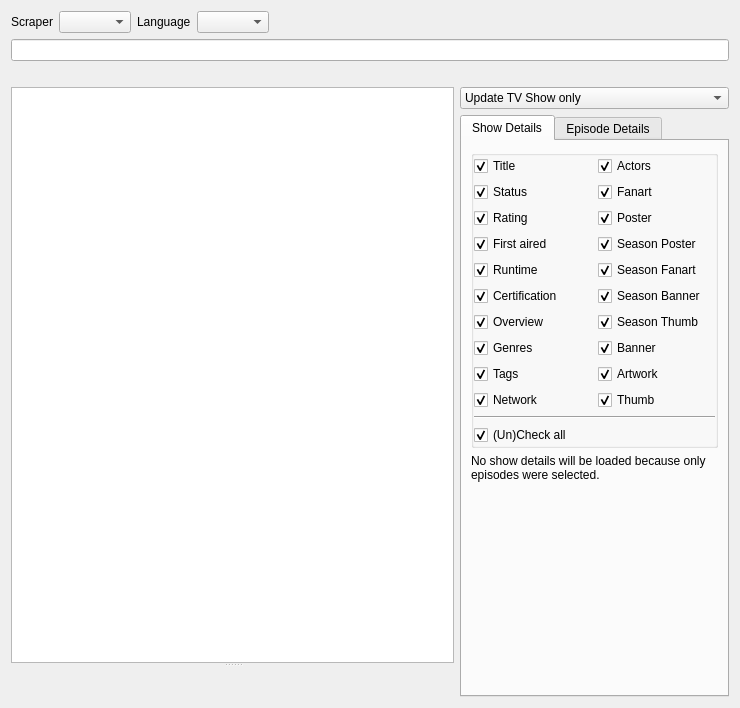
Old version of the form src/ui/tv_show/TvShowSearchWidget.ui in the repository Komet/MediaElch.
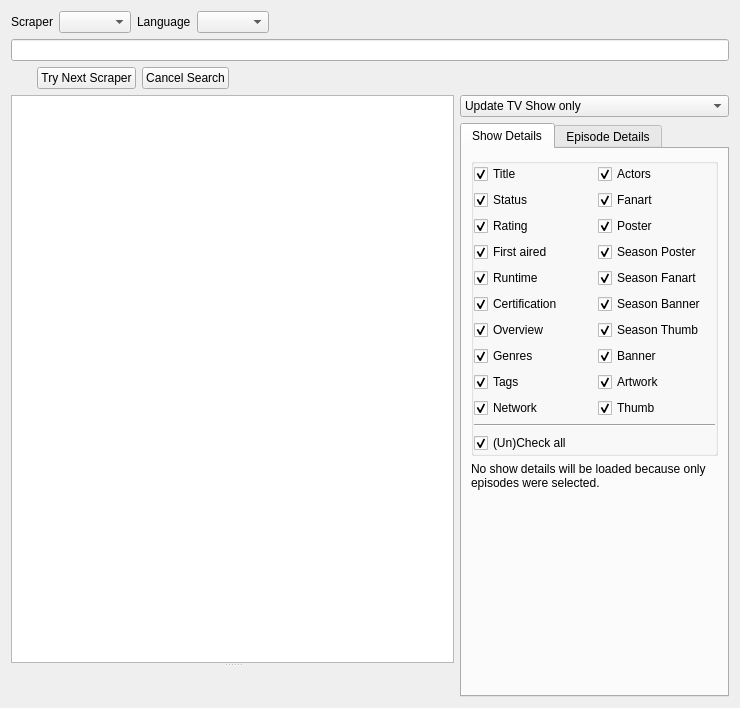
New version of the form. Custom widgets are drawn as their Qt base class.

```diff
--- a/src/ui/tv_show/TvShowSearchWidget.ui
+++ b/src/ui/tv_show/TvShowSearchWidget.ui
@@ -77,6 +77,39 @@
        </property>
       </widget>
      </item>
+     <item>
+      <widget class="QPushButton" name="btnTryNextScraper">
+       <property name="text">
+        <string>Try Next Scraper</string>
+       </property>
+       <property name="autoDefault">
+        <bool>false</bool>
+       </property>
+      </widget>
+     </item>
+     <item>
+      <widget class="QPushButton" name="btnCancelSearch">
+       <property name="text">
+        <string>Cancel Search</string>
+       </property>
+       <property name="autoDefault">
+        <bool>false</bool>
+       </property>
+      </widget>
+     </item>
+     <item>
+      <spacer name="hSpacerErrorMessage">
+       <property name="orientation">
+        <enum>Qt::Horizontal</enum>
+       </property>
+       <property name="sizeHint" stdset="0">
+        <size>
+         <width>40</width>
+         <height>20</height>
+        </size>
+       </property>
+      </spacer>
+     </item>
     </layout>
    </item>
    <item>
```
